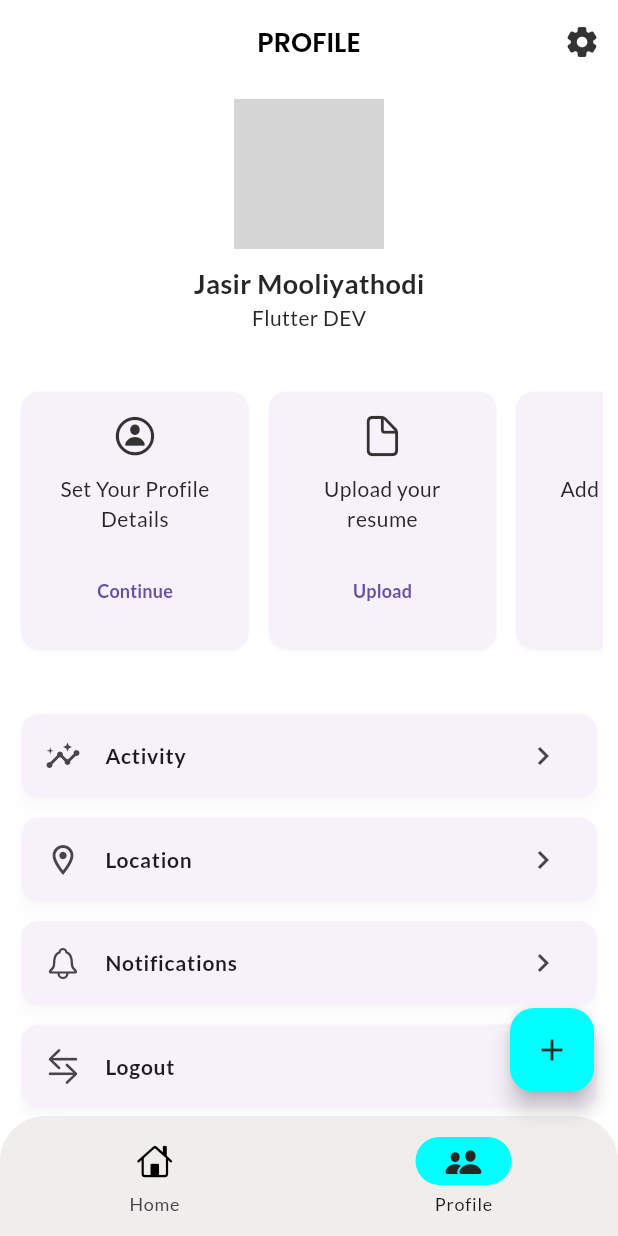
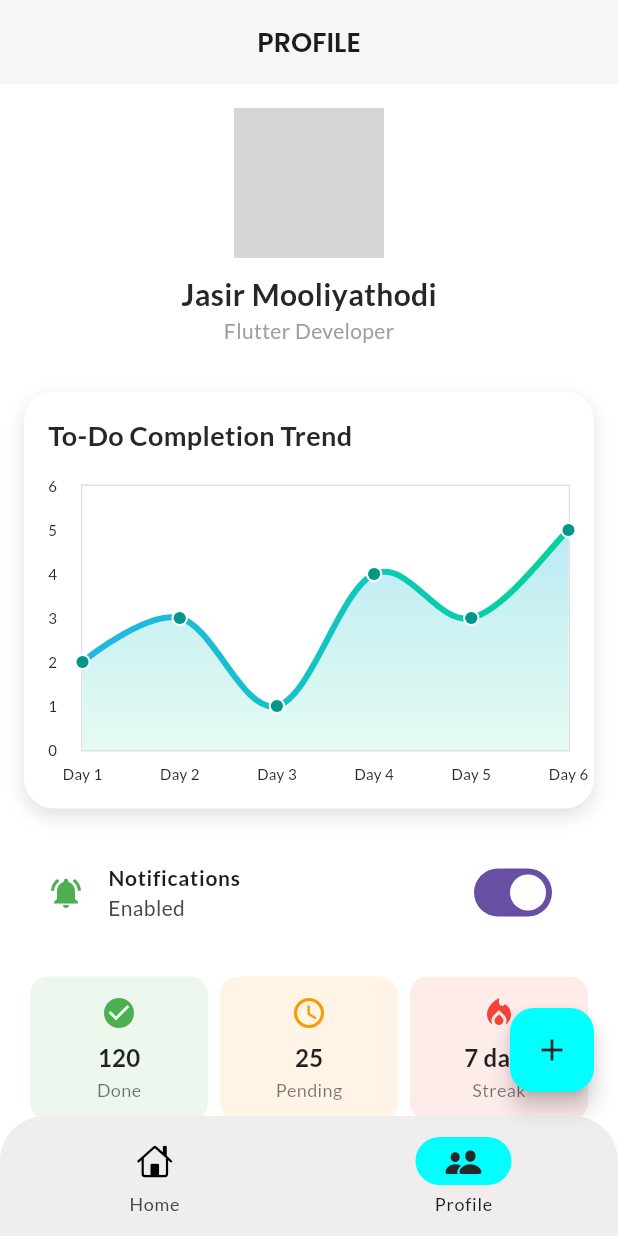
Before and after one commit to Vivek-k001/DEDO, a Flutter app: the screen it shows after launch, item 2 of the bottom bar chosen, on a phone screen of 412 x 824 dp. Run offline on Flutter 3.47's test engine with Material 3 defaults, Android fonts, the phone set to English and light mode, and no system bars; drawn by our look-alikes of fl_chart; our stand-ins replace date_picker_timeline, equatable, flutter_bloc, flutter_local_notifications, flutter_staggered_animations, flutter_timezone and 6 more; accounts and stored records are empty; network calls fail; grey boxes are pictures that could not be loaded.

Commit message:
more ui elements added

```diff
--- a/lib/main.dart
+++ b/lib/main.dart
@@ -4,7 +4,7 @@ import 'package:dedo/bloc/theme/theme_bloc.dart';
 import 'package:dedo/db/db_helper.dart';
 import 'package:dedo/repositories/category_repository.dart';
 import 'package:dedo/repositories/task_repository.dart';
-import 'package:dedo/screens/main.dart';
+import 'package:dedo/screens/main_page.dart';
 import 'package:dedo/services/notification_helper.dart';
 import 'package:dedo/utils/constants/text.dart';
 import 'package:dedo/utils/theme/theme.dart';
--- a/lib/screens/home/home.dart
+++ b/lib/screens/home/home.dart
@@ -1,6 +1,7 @@
 import 'package:date_picker_timeline/date_picker_widget.dart';
 import 'package:dedo/bloc/category/category_bloc.dart';
 import 'package:dedo/bloc/task/task_bloc.dart';
+import 'package:dedo/screens/category/category_list_view.dart';
 import 'package:dedo/screens/home/widgets/categoy_chip.dart';
 import 'package:dedo/screens/home/widgets/home_appbar.dart';
 import 'package:dedo/screens/home/widgets/task_list.dart';
@@ -122,52 +123,33 @@ class _HomePageState extends State<HomePage> {
                     if (categories.isEmpty) {
                       return const Padding(
                         padding: EdgeInsets.all(DSizes.sm),
-                        child: Center(child: Text('No categories Found')),
+                        child: Center(child: Text('No categories found')),
                       );
                     }
 
-                    final int totalTasks = categories.length * 5;
-                    final int completedTasks = categories.length * 2;
-                    final double progress =
-                        totalTasks == 0 ? 0 : completedTasks / totalTasks;
-
-                    return DContainer(
-                      padding: const EdgeInsets.all(DSizes.sm),
-                      child: Column(
-                        crossAxisAlignment: CrossAxisAlignment.start,
-                        children: [
-                          Text(
-                            'Task Completion: ${(progress * 100).toStringAsFixed(1)}%',
-                            style: Theme.of(context).textTheme.bodyMedium,
-                          ),
-                          const SizedBox(height: 4),
-                          ClipRRect(
-                            borderRadius: BorderRadius.circular(8),
-                            child: LinearProgressIndicator(
-                              value: progress,
-                              minHeight: 10,
-                              backgroundColor: Colors.grey.shade300,
-                              valueColor: AlwaysStoppedAnimation<Color>(
-                                Colors.green,
-                              ),
-                            ),
-                          ),
-                          const SizedBox(height: 12),
-                          SizedBox(
-                            height: 90,
+                    return SizedBox(
+                      height: 100,
                       child: ListView.builder(
                         scrollDirection: Axis.horizontal,
                         itemCount: categories.length,
                         itemBuilder: (context, index) {
                           final category = categories[index];
+
+                          // Dummy task values —  can replace these with actual logic
+                          const int totalTasks = 5;
+                          const int completedTasks = 4;
+                          final double progress =
+                              totalTasks == 0 ? 0 : completedTasks / totalTasks;
+
                           return DCategoryChip(
                             category: category,
-                                  taskCount: 5,
+                            taskCount: totalTasks,
+                            progress: progress,
+                            onTap: () {
+                              CategoryListView(category: category);
+                            },
                           );
                         },
-                            ),
-                          ),
-                        ],
                       ),
                     );
                   } else if (state is CategoryError) {
--- /dev/null
+++ b/lib/screens/home/widgets/buildstat_card.dart
@@ -0,0 +1,50 @@
+import 'package:flutter/material.dart';
+
+class StatCard extends StatelessWidget {
+  final String title;
+  final String value;
+  final IconData icon;
+  final Color color;
+
+  const StatCard({
+    super.key,
+    required this.title,
+    required this.value,
+    required this.icon,
+    required this.color,
+  });
+
+  @override
+  Widget build(BuildContext context) {
+    return Expanded(
+      child: Container(
+        margin: const EdgeInsets.symmetric(horizontal: 4),
+        padding: const EdgeInsets.all(12),
+        decoration: BoxDecoration(
+          color: color.withOpacity(0.1),
+          borderRadius: BorderRadius.circular(12),
+        ),
+        child: Column(
+          mainAxisSize: MainAxisSize.min,
+          children: [
+            Icon(icon, color: color),
+            const SizedBox(height: 6),
+            Text(
+              value,
+              style: TextStyle(
+                fontWeight: FontWeight.bold,
+                fontSize: 16,
+                color: Colors.black87,
+              ),
+            ),
+            const SizedBox(height: 2),
+            Text(
+              title,
+              style: const TextStyle(fontSize: 12, color: Colors.black54),
+            ),
+          ],
+        ),
+      ),
+    );
+  }
+}
--- a/lib/screens/home/widgets/categoy_chip.dart
+++ b/lib/screens/home/widgets/categoy_chip.dart
@@ -6,12 +6,14 @@ import 'package:flutter/material.dart';
 class DCategoryChip extends StatelessWidget {
   final CategoryModel category;
   final int taskCount;
+  final double progress; // value between 0.0 and 1.0
   final VoidCallback? onTap;
 
   const DCategoryChip({
     super.key,
     required this.category,
     required this.taskCount,
+    required this.progress,
     this.onTap,
   });
 
@@ -25,13 +27,14 @@ class DCategoryChip extends StatelessWidget {
         backgroundColor: Color(category.color),
         boxShadow: [
           BoxShadow(
-            color: Colors.black.withValues(alpha: 0.1),
+            color: Colors.black.withOpacity(0.1),
             blurRadius: 4,
             offset: const Offset(0, 2),
           ),
         ],
         child: Column(
           mainAxisSize: MainAxisSize.min,
+          crossAxisAlignment: CrossAxisAlignment.start,
           children: [
             Text(
               '$taskCount tasks',
@@ -46,6 +49,14 @@ class DCategoryChip extends StatelessWidget {
                 color: Colors.black87,
               ),
             ),
+            const SizedBox(height: DSizes.xs),
+            LinearProgressIndicator(
+              value: progress,
+              minHeight: 6,
+              backgroundColor: Colors.black12,
+              valueColor: AlwaysStoppedAnimation<Color>(Colors.green),
+              borderRadius: BorderRadius.circular(4),
+            ),
           ],
         ),
       ),
--- /dev/null
+++ b/lib/screens/home/widgets/notificationToggleTile.dart
@@ -0,0 +1,46 @@
+import 'package:flutter/material.dart';
+
+class NotificationToggleTile extends StatefulWidget {
+  final bool initialValue;
+  final ValueChanged<bool> onChanged;
+
+  const NotificationToggleTile({
+    super.key,
+    required this.initialValue,
+    required this.onChanged,
+  });
+
+  @override
+  State<NotificationToggleTile> createState() => _NotificationToggleTileState();
+}
+
+class _NotificationToggleTileState extends State<NotificationToggleTile> {
+  late bool _isEnabled;
+
+  @override
+  void initState() {
+    super.initState();
+    _isEnabled = widget.initialValue;
+  }
+
+  void _toggleSwitch(bool value) {
+    setState(() {
+      _isEnabled = value;
+    });
+    widget.onChanged(value);
+  }
+
+  @override
+  Widget build(BuildContext context) {
+    return SwitchListTile(
+      title: const Text('Notifications'),
+      subtitle: Text(_isEnabled ? 'Enabled' : 'Disabled'),
+      value: _isEnabled,
+      onChanged: _toggleSwitch,
+      secondary: Icon(
+        _isEnabled ? Icons.notifications_active : Icons.notifications_off,
+        color: _isEnabled ? Colors.green : Colors.grey,
+      ),
+    );
+  }
+}
--- a/lib/screens/profile.dart
+++ b/lib/screens/profile.dart
@@ -1,29 +1,24 @@
-import 'package:flutter/cupertino.dart';
+import 'package:dedo/models/category_model.dart';
+import 'package:dedo/screens/home/widgets/buildstat_card.dart';
+import 'package:dedo/screens/home/widgets/categoy_chip.dart';
+import 'package:dedo/screens/home/widgets/notificationToggleTile.dart';
 import 'package:flutter/material.dart';
+import 'package:fl_chart/fl_chart.dart';
 
 class ProfileScreen extends StatelessWidget {
-  const ProfileScreen({Key? key}) : super(key: key);
+  const ProfileScreen({super.key});
 
   @override
   Widget build(BuildContext context) {
     return Scaffold(
       appBar: AppBar(
         elevation: 0,
-        backgroundColor: Colors.transparent,
-        foregroundColor: Colors.black,
         title: const Text("PROFILE"),
         centerTitle: true,
-        actions: [
-          IconButton(
-            onPressed: () {},
-            icon: const Icon(Icons.settings_rounded),
-          ),
-        ],
       ),
       body: ListView(
-        padding: const EdgeInsets.all(10),
+        padding: const EdgeInsets.all(16),
         children: [
-          // COLUMN THAT WILL CONTAIN THE PROFILE
           Column(
             children: const [
               CircleAvatar(
@@ -35,115 +30,165 @@ class ProfileScreen extends StatelessWidget {
               SizedBox(height: 10),
               Text(
                 "Jasir Mooliyathodi",
-                style: TextStyle(fontSize: 18, fontWeight: FontWeight.bold),
+                style: TextStyle(fontSize: 20, fontWeight: FontWeight.bold),
               ),
-              Text("Flutter DEV"),
+              Text("Flutter Developer", style: TextStyle(color: Colors.grey)),
             ],
           ),
-          const SizedBox(height: 25),
+          const SizedBox(height: 30),
 
-          const SizedBox(height: 10),
-          SizedBox(
-            height: 180,
-            child: ListView.separated(
-              physics: const BouncingScrollPhysics(),
-              scrollDirection: Axis.horizontal,
-              itemBuilder: (context, index) {
-                final card = profileCompletionCards[index];
-                return SizedBox(
-                  width: 160,
-                  child: Card(
-                    shadowColor: Colors.black12,
-                    child: Padding(
-                      padding: const EdgeInsets.all(15),
-                      child: Column(
-                        children: [
-                          Icon(card.icon, size: 30),
-                          const SizedBox(height: 10),
-                          Text(card.title, textAlign: TextAlign.center),
-                          const Spacer(),
-                          ElevatedButton(
-                            onPressed: () {},
-                            style: ElevatedButton.styleFrom(
-                              elevation: 0,
-                              shape: RoundedRectangleBorder(
-                                borderRadius: BorderRadius.circular(10),
-                              ),
+          //Graph Card
+          Container(
+            decoration: BoxDecoration(
+              borderRadius: BorderRadius.circular(20),
+              color: Colors.white,
+              boxShadow: const [
+                BoxShadow(
+                  color: Colors.black12,
+                  blurRadius: 10,
+                  offset: Offset(0, 5),
+                ),
+              ],
+            ),
+            padding: const EdgeInsets.all(16),
+            child: Column(
+              crossAxisAlignment: CrossAxisAlignment.start,
+              children: [
+                const Text(
+                  "To-Do Completion Trend",
+                  style: TextStyle(fontSize: 18, fontWeight: FontWeight.bold),
+                ),
+                const SizedBox(height: 20),
+                SizedBox(
+                  height: 200,
+                  child: LineChart(
+                    LineChartData(
+                      backgroundColor: Colors.white,
+                      gridData: FlGridData(show: false),
+                      titlesData: FlTitlesData(
+                        bottomTitles: AxisTitles(
+                          sideTitles: SideTitles(
+                            showTitles: true,
+                            interval: 1,
+                            getTitlesWidget: (value, _) {
+                              return Padding(
+                                padding: const EdgeInsets.only(top: 8.0),
+                                child: Text(
+                                  "Day ${value.toInt()}",
+                                  style: const TextStyle(fontSize: 10),
+                                ),
+                              );
+                            },
+                          ),
+                        ),
+                        leftTitles: AxisTitles(
+                          sideTitles: SideTitles(
+                            showTitles: true,
+                            interval: 1,
+                            getTitlesWidget:
+                                (value, _) => Text(
+                                  value.toInt().toString(),
+                                  style: const TextStyle(fontSize: 10),
+                                ),
+                          ),
+                        ),
+                        rightTitles: AxisTitles(
+                          sideTitles: SideTitles(showTitles: false),
+                        ),
+                        topTitles: AxisTitles(
+                          sideTitles: SideTitles(showTitles: false),
+                        ),
+                      ),
+                      borderData: FlBorderData(
+                        show: true,
+                        border: Border.all(color: Colors.grey.shade300),
+                      ),
+                      minX: 1,
+                      maxX: 6,
+                      minY: 0,
+                      maxY: 6,
+                      lineBarsData: [
+                        LineChartBarData(
+                          spots: const [
+                            FlSpot(1, 2),
+                            FlSpot(2, 3),
+                            FlSpot(3, 1),
+
+                            FlSpot(4, 4),
+                            FlSpot(5, 3),
+                            FlSpot(6, 5),
+                          ],
+                          isCurved: true,
+                          gradient: const LinearGradient(
+                            colors: [Color(0xff23b6e6), Color(0xff02d39a)],
+                          ),
+                          barWidth: 4,
+                          isStrokeCapRound: true,
+                          dotData: FlDotData(
+                            show: true,
+                            getDotPainter: (spot, percent, barData, index) {
+                              return FlDotCirclePainter(
+                                radius: 4,
+                                color: Colors.teal,
+                                strokeWidth: 1.5,
+                                strokeColor: Colors.white,
+                              );
+                            },
+                          ),
+
+                          belowBarData: BarAreaData(
+                            show: true,
+                            gradient: LinearGradient(
+                              colors: [
+                                const Color(0xff23b6e6).withOpacity(0.3),
+                                const Color(0xff02d39a).withOpacity(0.1),
+                              ],
+                              begin: Alignment.topCenter,
+                              end: Alignment.bottomCenter,
                             ),
-                            child: Text(card.buttonText),
                           ),
-                        ],
-                      ),
+                        ),
+                      ],
                     ),
                   ),
-                );
-              },
-              separatorBuilder:
-                  (context, index) =>
-                      const Padding(padding: EdgeInsets.only(right: 5)),
-              itemCount: profileCompletionCards.length,
+                ),
+              ],
             ),
           ),
-          const SizedBox(height: 35),
-          ...List.generate(customListTiles.length, (index) {
-            final tile = customListTiles[index];
-            return Padding(
-              padding: const EdgeInsets.only(bottom: 5),
-              child: Card(
-                elevation: 4,
-                shadowColor: Colors.black12,
-                child: ListTile(
-                  leading: Icon(tile.icon),
-                  title: Text(tile.title),
-                  trailing: const Icon(Icons.chevron_right),
-                ),
+          SizedBox(height: 20),
+          NotificationToggleTile(
+            initialValue: true, // or false, based on user settings
+            onChanged: (bool value) {
+              // Save to preferences, database, or state management
+              print('Notifications are now ${value ? 'enabled' : 'disabled'}');
+            },
+          ),
+          SizedBox(height: 20),
+          Row(
+            mainAxisAlignment: MainAxisAlignment.spaceBetween,
+            children: const [
+              StatCard(
+                title: 'Done',
+                value: '120',
+                icon: Icons.check_circle,
+                color: Colors.green,
               ),
-            );
-          }),
+              StatCard(
+                title: 'Pending',
+                value: '25',
+                icon: Icons.access_time,
+                color: Colors.orange,
+              ),
+              StatCard(
+                title: 'Streak',
+                value: '7 days',
+                icon: Icons.local_fire_department,
+                color: Colors.red,
+              ),
+            ],
+          ),
         ],
       ),
     );
   }
 }
-
-class ProfileCompletionCard {
-  final String title;
-  final String buttonText;
-  final IconData icon;
-  ProfileCompletionCard({
-    required this.title,
-    required this.buttonText,
-    required this.icon,
-  });
-}
-
-List<ProfileCompletionCard> profileCompletionCards = [
-  ProfileCompletionCard(
-    title: "Set Your Profile Details",
-    icon: CupertinoIcons.person_circle,
-    buttonText: "Continue",
-  ),
-  ProfileCompletionCard(
-    title: "Upload your resume",
-    icon: CupertinoIcons.doc,
-    buttonText: "Upload",
-  ),
-  ProfileCompletionCard(
-    title: "Add your skills",
-    icon: CupertinoIcons.square_list,
-    buttonText: "Add",
-  ),
-];
-
-class CustomListTile {
-  final IconData icon;
-  final String title;
-  CustomListTile({required this.icon, required this.title});
-}
-
-List<CustomListTile> customListTiles = [
-  CustomListTile(icon: Icons.insights, title: "Activity"),
-  CustomListTile(icon: Icons.location_on_outlined, title: "Location"),
-  CustomListTile(title: "Notifications", icon: CupertinoIcons.bell),
-  CustomListTile(title: "Logout", icon: CupertinoIcons.arrow_right_arrow_left),
-];
```
Also changed, not shown: pubspec.yaml (+13 -14 lines), lib/screens/main_page.dart (renamed from lib/screens/main.dart), pubspec.lock. Lines whose indentation alone changed are shown as unchanged.
